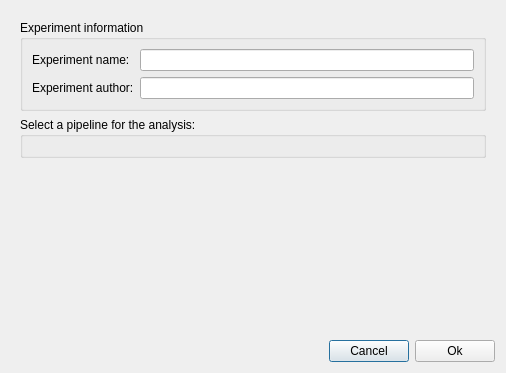
Old version of the form meggie/mainwindow/dialogs/createExperimentDialogUi.ui in the repository cibr-jyu/meggie.
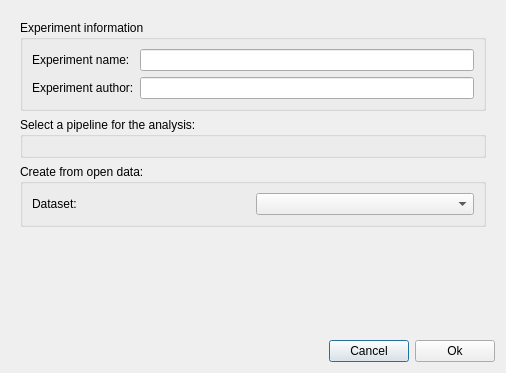
New version of the form.

Commit message: Add elementary support for open datasets and epoch-based analysis without raw data

Patch:
```diff
--- a/meggie/mainwindow/dialogs/createExperimentDialogUi.ui
+++ b/meggie/mainwindow/dialogs/createExperimentDialogUi.ui
@@ -41,19 +41,6 @@
        </size>
       </property>
       <layout class="QGridLayout" name="gridLayout">
-       <item row="2" column="1">
-        <spacer name="verticalSpacer">
-         <property name="orientation">
-          <enum>Qt::Vertical</enum>
-         </property>
-         <property name="sizeHint" stdset="0">
-          <size>
-           <width>20</width>
-           <height>40</height>
-          </size>
-         </property>
-        </spacer>
-       </item>
        <item row="0" column="1">
         <widget class="QGroupBox" name="groupBoxInfo">
          <property name="title">
@@ -91,6 +78,38 @@
          <layout class="QGridLayout" name="gridLayoutPipeline"/>
         </widget>
        </item>
+       <item row="3" column="1">
+        <spacer name="verticalSpacer">
+         <property name="orientation">
+          <enum>Qt::Vertical</enum>
+         </property>
+         <property name="sizeHint" stdset="0">
+          <size>
+           <width>20</width>
+           <height>40</height>
+          </size>
+         </property>
+        </spacer>
+       </item>
+       <item row="2" column="1">
+        <widget class="QGroupBox" name="groupBoxOpenData">
+         <property name="title">
+          <string>Create from open data:</string>
+         </property>
+         <layout class="QGridLayout" name="gridLayout_4">
+          <item row="0" column="0">
+           <widget class="QLabel" name="labelOpenData">
+            <property name="text">
+             <string>Dataset:</string>
+            </property>
+           </widget>
+          </item>
+          <item row="0" column="1">
+           <widget class="QComboBox" name="comboBoxOpenData"/>
+          </item>
+         </layout>
+        </widget>
+       </item>
       </layout>
      </widget>
     </widget>
```
The commit also changes 22 other files.
